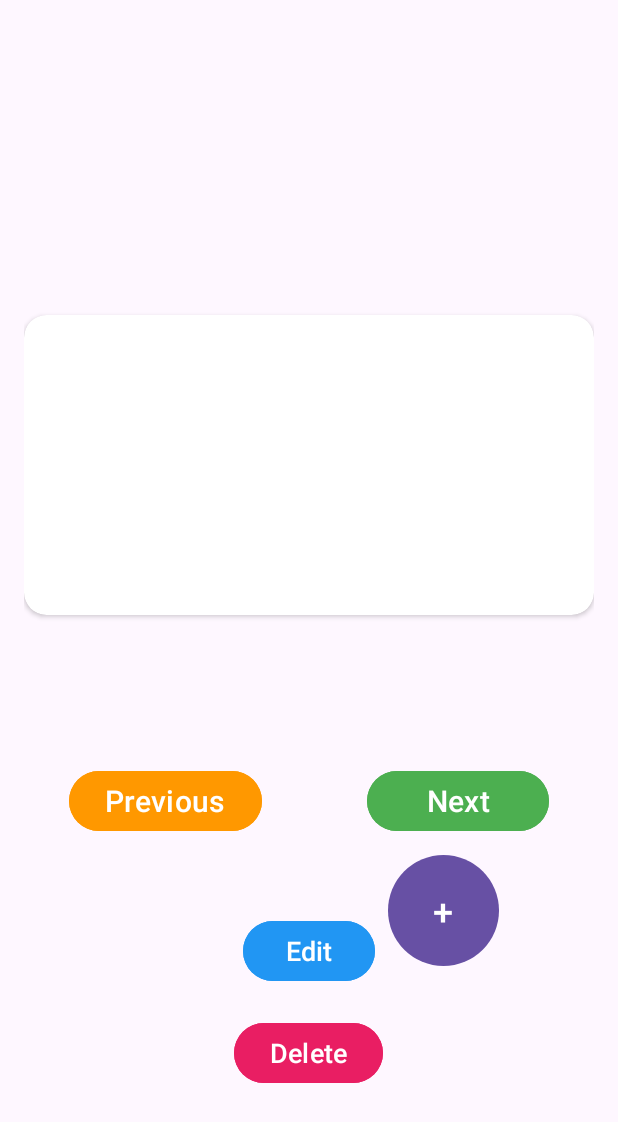
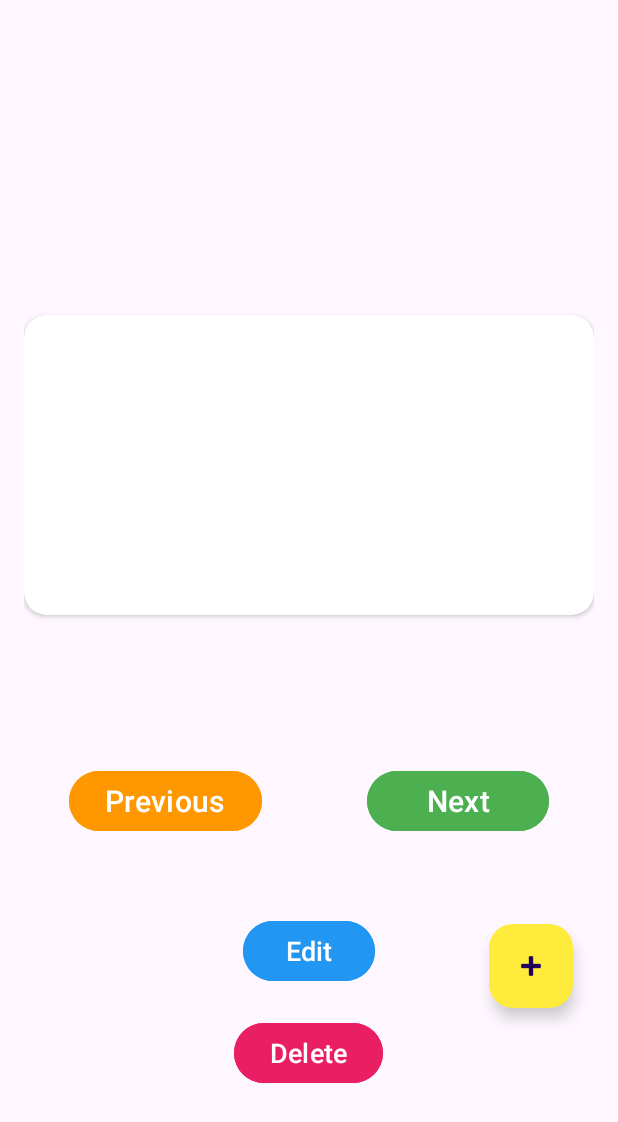
Before and after one commit to Taha2525/Flashcards, an Android app: the layout activity_main.xml on its own in the app's theme, with its tools: preview values and no code run, on a phone screen of 412 x 824 dp. Shown: the top 1122 px of the screen. Run offline under Robolectric (Android 15) with nearby library versions, the light colour scheme and no system bars.

Commit message:
implement Floating Action Button

```diff
--- a/app/build.gradle
+++ b/app/build.gradle
@@ -39,6 +39,8 @@ dependencies {
     androidTestImplementation 'androidx.test.espresso:espresso-core:3.5.1'
     implementation 'androidx.cardview:cardview:1.0.0'
     implementation 'com.google.code.gson:gson:2.8.6'
+    implementation 'com.google.android.material:material:1.4.0'
+
 
 
 
--- a/app/src/main/res/layout/activity_main.xml
+++ b/app/src/main/res/layout/activity_main.xml
@@ -77,20 +77,17 @@
         android:textSize="18sp" />
 
 
-    <Button
-        android:id="@+id/addButton"
-        android:layout_width="74dp"
-        android:layout_height="74dp"
-        android:layout_alignParentTop="true"
-        android:layout_alignParentEnd="true"
-        android:layout_marginTop="554dp"
-        android:layout_marginEnd="63dp"
-        android:background="@drawable/round_button_background"
-        android:gravity="center"
-        android:padding="10dp"
-        android:text="+"
-        android:textColor="#FFFFFF"
-        android:textSize="24sp" />
+
+
+    <com.google.android.material.floatingactionbutton.FloatingActionButton
+        android:id="@+id/fab_add"
+        android:layout_width="wrap_content"
+        android:layout_height="wrap_content"
+        android:layout_gravity="bottom|end"
+        android:layout_marginLeft="310dp"
+        android:layout_marginTop="600dp"
+        app:backgroundTint="#FFEB3B"
+        app:srcCompat="@android:drawable/ic_input_add" />
 
 
 </RelativeLayout>
```
Also changed, not shown: app/src/main/java/com/example/flashcardsprobe/Category.java (added, +29 -0 lines), app/src/main/java/com/example/flashcardsprobe/MainActivity.java (+89 -5 lines), app/src/main/res/menu/fab_menu.xml (added, +15 -0 lines), app/src/main/java/com/example/flashcardsprobe/Flashcard.java (added).
